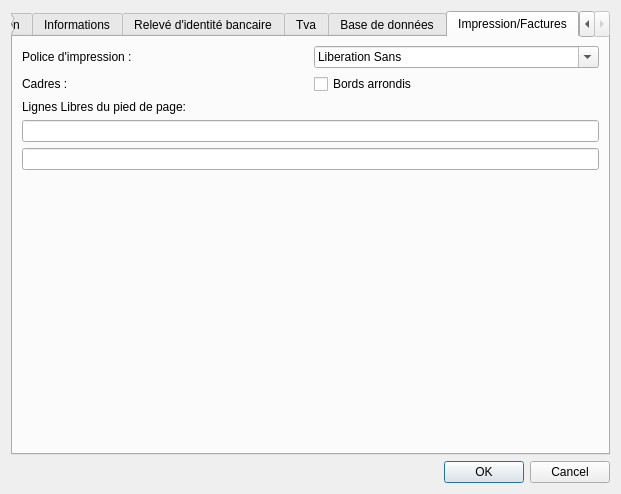
First picture: the form in src/dialogsettings.ui, repository cfdev/mcercle, before the edit.
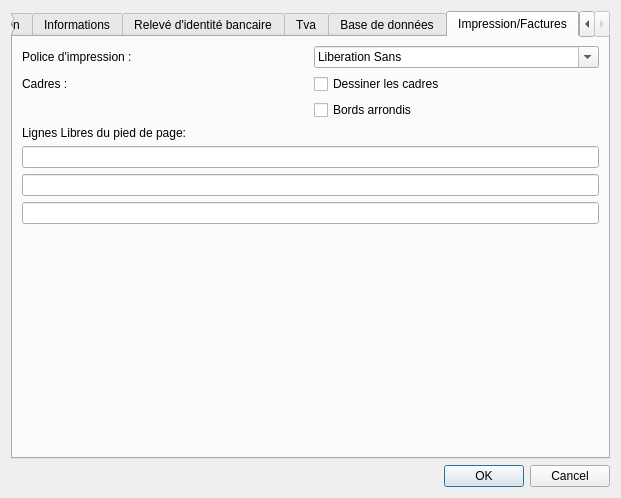
Second picture: the form after the edit. The open tabs and pages were chosen to show the change. Icons and pictures are not drawn.

Commit message: Ajout d'une ligne libre et dessin cadre print

Diff of the .ui file:
```diff
--- a/src/dialogsettings.ui
+++ b/src/dialogsettings.ui
@@ -7,7 +7,7 @@
     <x>0</x>
     <y>0</y>
     <width>621</width>
-    <height>494</height>
+    <height>498</height>
    </rect>
   </property>
   <property name="minimumSize">
@@ -864,6 +864,13 @@
               </widget>
              </item>
              <item row="1" column="1">
+              <widget class="QCheckBox" name="checkBox_drawLine">
+               <property name="text">
+                <string>Dessiner les cadres</string>
+               </property>
+              </widget>
+             </item>
+             <item row="2" column="1">
               <widget class="QCheckBox" name="checkBox_border_radius">
                <property name="text">
                 <string>Bords arrondis</string>
@@ -908,7 +915,14 @@
            <item>
             <widget class="QLineEdit" name="lineEdit_print2">
              <property name="maxLength">
-              <number>64</number>
+              <number>256</number>
+             </property>
+            </widget>
+           </item>
+           <item>
+            <widget class="QLineEdit" name="lineEdit_print3">
+             <property name="maxLength">
+              <number>256</number>
              </property>
             </widget>
            </item>
```
Left out of the diff: 18 changed lines with no effect on the pictures. The commit also changes 4 other files.
